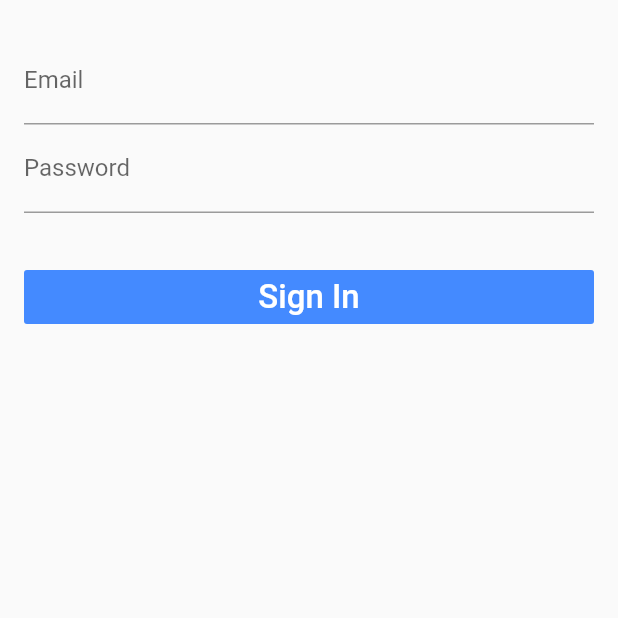
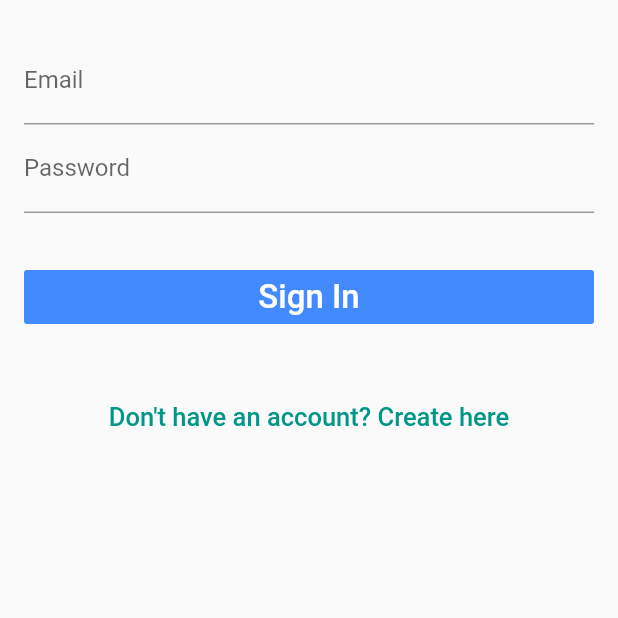
Before and after one commit to ibrahnerd7/expense-tracker-app, a Flutter app: the screen it shows after launch, on a phone screen of 412 x 824 dp, the top half of it. Run offline on Flutter 3.47's test engine with Material 2 defaults, Android fonts, the phone set to English and light mode, and no system bars.

Commit message:
Add don't have account button

```diff
--- a/lib/screens/sign_up.dart
+++ b/lib/screens/sign_up.dart
@@ -100,6 +100,21 @@ class _SignUpScreenState extends State<SignUpScreen> {
                             ),
                           ),
                         ),
+                        Container(
+                          width: double.infinity,
+                          margin: EdgeInsets.only(top: 32),
+                          child: Expanded(
+                            child: TextButton(
+                              child: Text(
+                                "Don't have an account? Create here",
+                                style: TextStyle(fontSize: 17.0),
+                              ),
+                              onPressed: () {
+                                print('Go to create account');
+                              },
+                            ),
+                          ),
+                        ),
                       ],
                     ))
               ],
```
